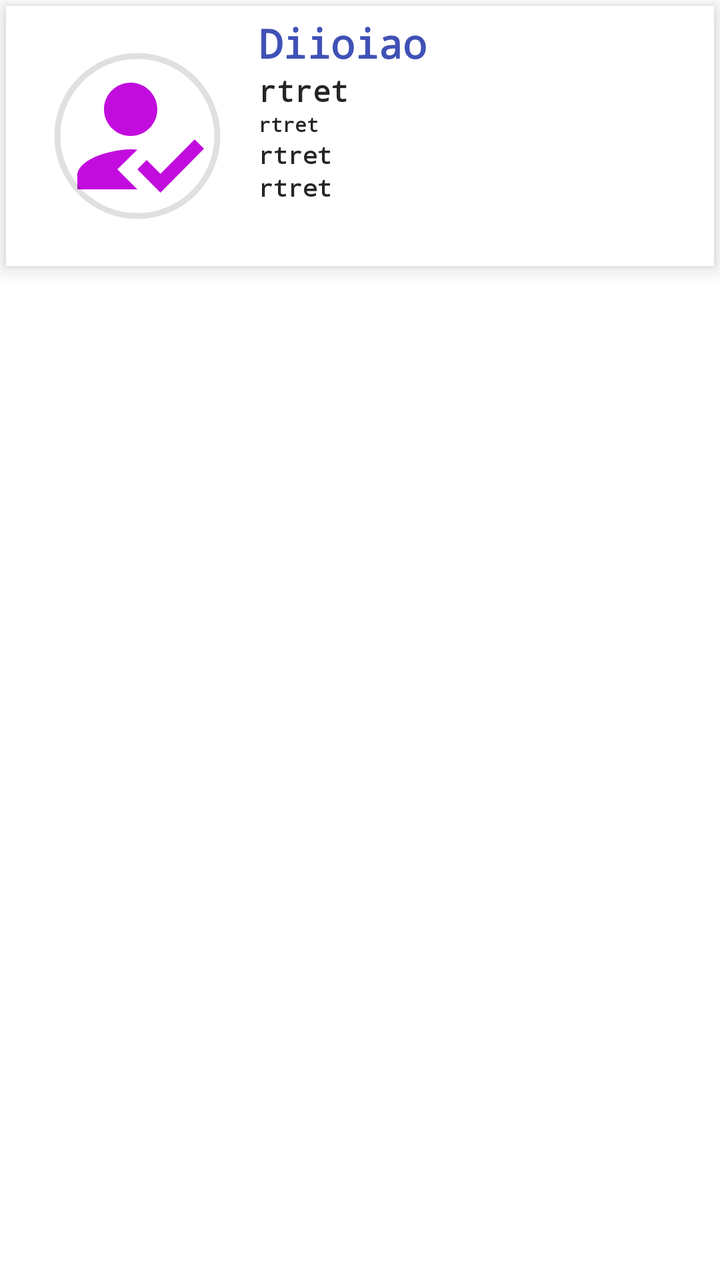
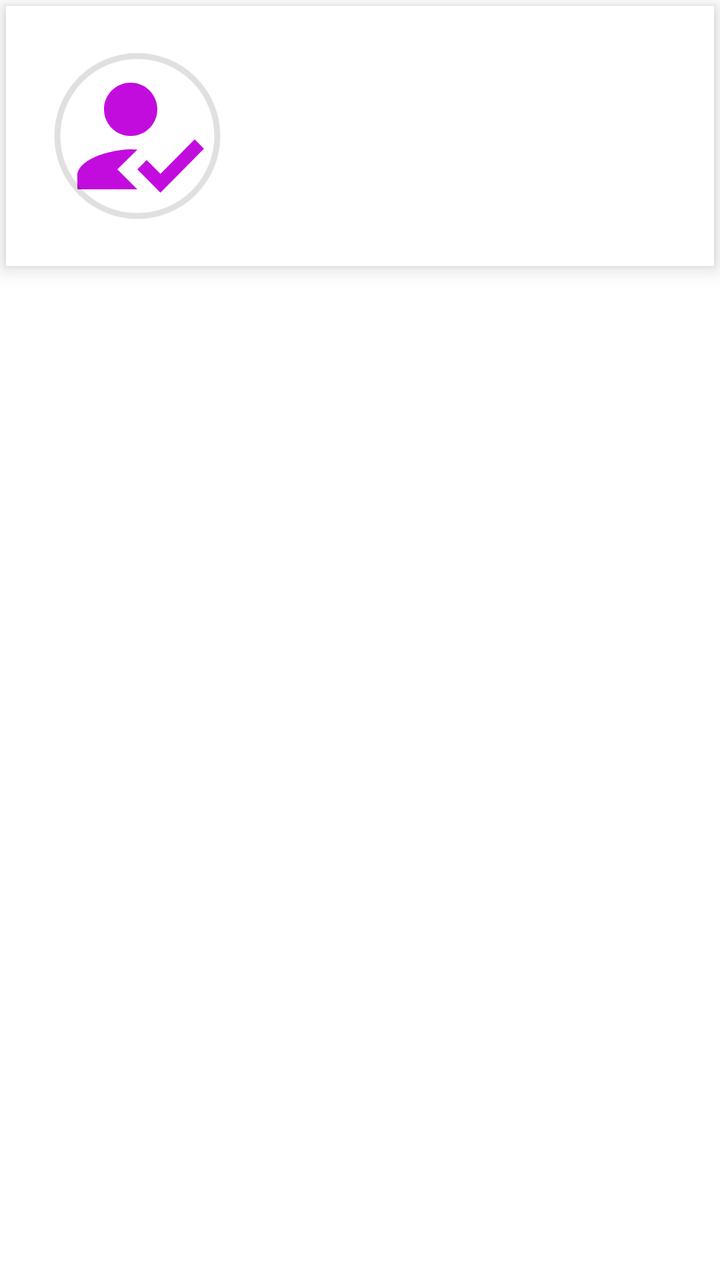

An Android layout rendered at two revisions. The XML below is the earlier revision; the diff shows what the commit changed to produce the second picture.
<!-- AndroidManifest.xml: application theme Theme.Chandanaish -->
<!-- res/layout/doctordemolist.xml -->
<?xml version="1.0" encoding="utf-8"?>
<LinearLayout xmlns:android="http://schemas.android.com/apk/res/android"
    android:layout_width="match_parent"

    android:layout_height="match_parent"
    xmlns:app="http://schemas.android.com/apk/res-auto">
    <LinearLayout
        android:elevation="6dp"
        android:background="@color/white"
        android:id="@+id/doctordemolist"

        android:padding="5dp"
        android:layout_margin="3dp"

        android:layout_width="match_parent"
        android:weightSum="6"
        android:orientation="horizontal"
        android:layout_height="130dp">
        <LinearLayout
            android:layout_width="0dp"
            android:layout_weight="2"
            android:layout_gravity="center"
            android:gravity="center"
            android:layout_margin="5dp"
            android:padding="5dp"
            android:layout_height="match_parent">
            <com.google.android.material.imageview.ShapeableImageView
                android:id="@+id/doctorImage"
                android:layout_width="90dp"
                app:shapeAppearanceOverlay="@style/roundedImageViewRounded"
                app:strokeWidth="3dp"
                android:padding="5dp"
                android:src="@drawable/ic_sharp_how_to_reg_24"


                android:layout_height="90dp"

                />

        </LinearLayout>


        <LinearLayout
            android:layout_width="0dp"
            android:orientation="vertical"
            android:layout_weight="4"
            android:layout_height="match_parent">
            <TextView
                android:id="@+id/doctorName"
                android:layout_width="match_parent"
                android:text="Diioiao"
                android:textSize="20sp"
                android:textStyle="bold"
                android:textColor="#3F51B5"
                android:fontFamily="monospace"
                android:layout_height="wrap_content"/>
            <TextView
                android:id="@+id/spacalist"
                android:layout_width="match_parent"
                android:textSize="15sp"
                android:textStyle="bold"
                android:textColor="#252527"
                android:fontFamily="monospace"
                android:text="rtret"
                android:layout_height="wrap_content"/>
            <TextView
                android:id="@+id/doctordesignation"
                android:layout_width="match_parent"
                android:textSize="10sp"
                android:textStyle="bold"
                android:textColor="#252527"
                android:fontFamily="monospace"
                android:text="rtret"
                android:layout_height="wrap_content"/>
            <TextView
                android:id="@+id/doctorcember"
                android:layout_width="match_parent"
                android:textSize="12sp"
                android:textStyle="bold"
                android:textColor="#252527"
                android:fontFamily="monospace"
                android:text="rtret"
                android:layout_height="wrap_content"/>
            <TextView
                android:id="@+id/doctorvisitingtime"
                android:layout_width="match_parent"
                android:textSize="12sp"
                android:textStyle="bold"
                android:textColor="#252527"
                android:fontFamily="monospace"
                android:text="rtret"
                android:layout_height="wrap_content"/>


        </LinearLayout>


    </LinearLayout>

</LinearLayout>
<!-- resources referenced by this layout -->
<resources>
  <color name="white">#FFFFFFFF</color>
  <!-- drawable ic_sharp_how_to_reg_24 (drawable) -->
  <vector android:height="24dp" android:tint="#C20CDE"
      android:viewportHeight="24" android:viewportWidth="24"
      android:width="24dp" xmlns:android="http://schemas.android.com/apk/res/android">
      <path android:fillColor="@android:color/white" android:pathData="M9,17l3,-2.94c-0.39,-0.04 -0.68,-0.06 -1,-0.06 -2.67,0 -8,1.34 -8,4v2h9l-3,-3zM11,12c2.21,0 4,-1.79 4,-4s-1.79,-4 -4,-4 -4,1.79 -4,4 1.79,4 4,4"/>
      <path android:fillColor="@android:color/white" android:pathData="M15.47,20.5L12,17l1.4,-1.41 2.07,2.08 5.13,-5.17 1.4,1.41 -6.53,6.59z"/>
  </vector>
  <style name="roundedImageViewRounded">
          <item name="cornerFamily">rounded</item>
          <item name="cornerSize">50%</item>
      </style>
  <style name="Theme.Chandanaish" parent="Theme.MaterialComponents.DayNight.NoActionBar">
          
          <item name="colorPrimary">@color/purple_500</item>
          <item name="colorPrimaryVariant">@color/purple_700</item>
          <item name="colorOnPrimary">@color/white</item>
          
          <item name="colorSecondary">@color/teal_200</item>
          <item name="colorSecondaryVariant">@color/teal_700</item>
          <item name="colorOnSecondary">@color/black</item>
          
          <item name="android:statusBarColor">?attr/colorPrimaryVariant</item>
          
      </style>
  <color name="purple_500">#FF6200EE</color>
  <color name="purple_700">#FF3700B3</color>
  <color name="teal_200">#FF03DAC5</color>
  <color name="teal_700">#FF018786</color>
  <color name="black">#FF000000</color>
</resources>

<!-- the commit's change to res/layout/doctordemolist.xml (unified diff, before → after) -->
@@ -48,7 +48,7 @@
             <TextView
                 android:id="@+id/doctorName"
                 android:layout_width="match_parent"
-                android:text="Diioiao"
+                android:text=""
                 android:textSize="20sp"
                 android:textStyle="bold"
                 android:textColor="#3F51B5"
@@ -61,7 +61,7 @@
                 android:textStyle="bold"
                 android:textColor="#252527"
                 android:fontFamily="monospace"
-                android:text="rtret"
+                android:text=""
                 android:layout_height="wrap_content"/>
             <TextView
                 android:id="@+id/doctordesignation"
@@ -70,7 +70,7 @@
                 android:textStyle="bold"
                 android:textColor="#252527"
                 android:fontFamily="monospace"
-                android:text="rtret"
+                android:text=""
                 android:layout_height="wrap_content"/>
             <TextView
                 android:id="@+id/doctorcember"
@@ -79,7 +79,7 @@
                 android:textStyle="bold"
                 android:textColor="#252527"
                 android:fontFamily="monospace"
-                android:text="rtret"
+                android:text=""
                 android:layout_height="wrap_content"/>
             <TextView
                 android:id="@+id/doctorvisitingtime"
@@ -88,7 +88,7 @@
                 android:textStyle="bold"
                 android:textColor="#252527"
                 android:fontFamily="monospace"
-                android:text="rtret"
+                android:text=""
                 android:layout_height="wrap_content"/>
 
 
